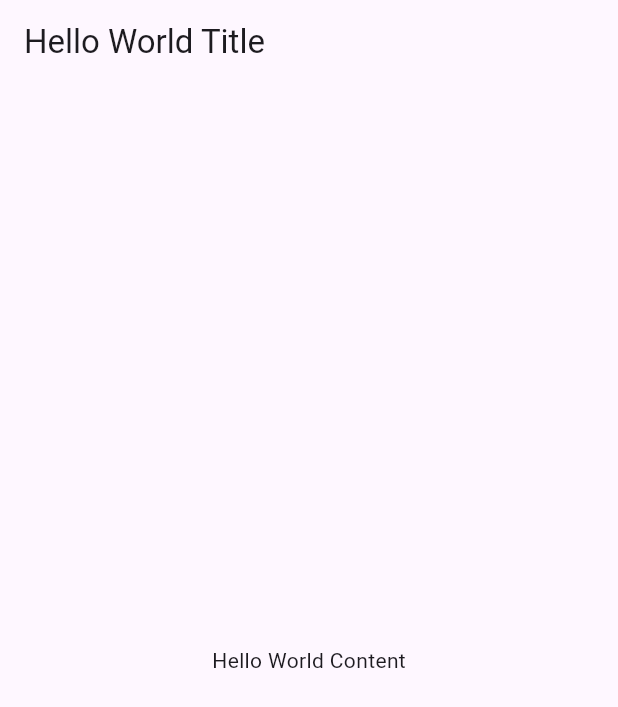
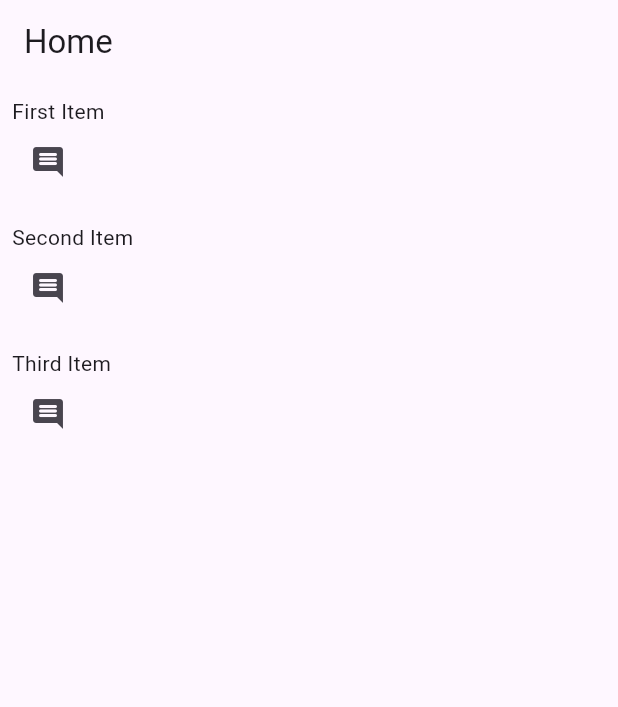
Before and after one commit to tigransukiasyancode/my_simple_social, a Flutter app: the screen it shows after launch, on a phone screen of 412 x 824 dp. Shown: the top 707 px of the screen. Run offline on Flutter 3.47's test engine with Material 3 defaults, Android fonts, the phone set to English and light mode, and no system bars.

Commit message:
Adding list of Columns

```diff
--- a/lib/main.dart
+++ b/lib/main.dart
@@ -3,14 +3,68 @@ import 'package:flutter/material.dart';
 void main() {
   runApp(
     MaterialApp(
-      home: Scaffold(
-        appBar: AppBar(
-          title: Text('Hello World Title'),
-        ),
-        body: Center(
-          child: Text('Hello World Content'),
-        ),
-      ),
+      home: HomeScreen(title: "Home"),
     ),
   );
 }
+
+class HomeScreen extends StatelessWidget {
+  HomeScreen({required this.title});
+  String title;
+  @override
+  Widget build(BuildContext context) {
+    return Scaffold(
+      appBar: AppBar(
+        title: Text(title),
+      ),
+      body: ListView(
+        children: [
+          Padding(
+            padding: const EdgeInsets.all(8.0),
+            child: Column(
+              crossAxisAlignment: CrossAxisAlignment.start,
+              children: [
+                Text('First Item'),
+                IconButton(
+                  onPressed: () {
+                    print('First Item');
+                  },
+                  icon: Icon(Icons.comment_rounded),
+                ),
+              ],
+            ),
+          ),
+          Padding(
+            padding: const EdgeInsets.all(8.0),
+            child: Column(
+              crossAxisAlignment: CrossAxisAlignment.start,
+              children: [
+                Text('Second Item'),
+                IconButton(
+                    onPressed: () {
+                      print('Second Item');
+                    },
+                    icon: Icon(Icons.comment_rounded))
+              ],
+            ),
+          ),
+          Padding(
+            padding: const EdgeInsets.all(8.0),
+            child: Column(
+              crossAxisAlignment: CrossAxisAlignment.start,
+              children: [
+                Text('Third Item'),
+                IconButton(
+                  onPressed: () {
+                    print('Third Item');
+                  },
+                  icon: Icon(Icons.comment_rounded),
+                ),
+              ],
+            ),
+          ),
+        ],
+      ),
+    );
+  }
+}
```
